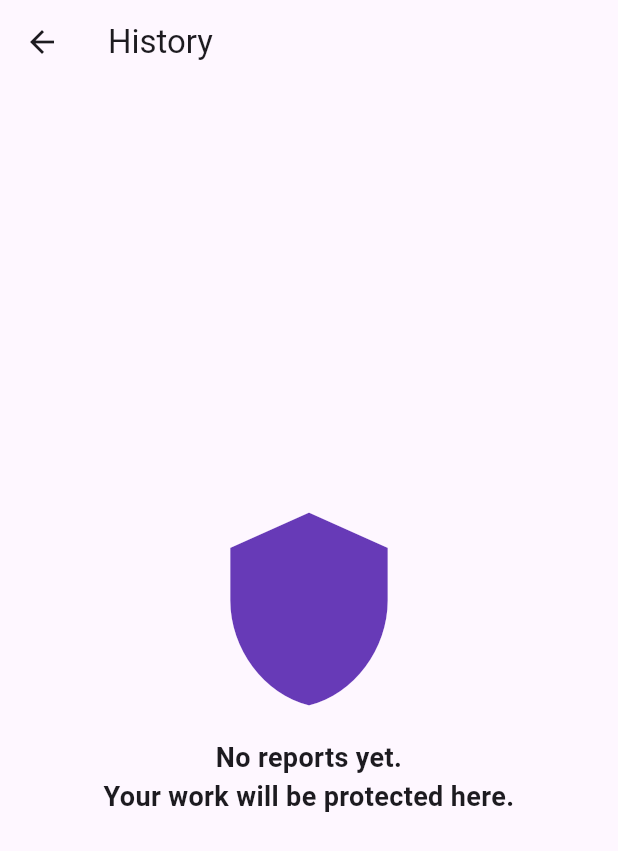
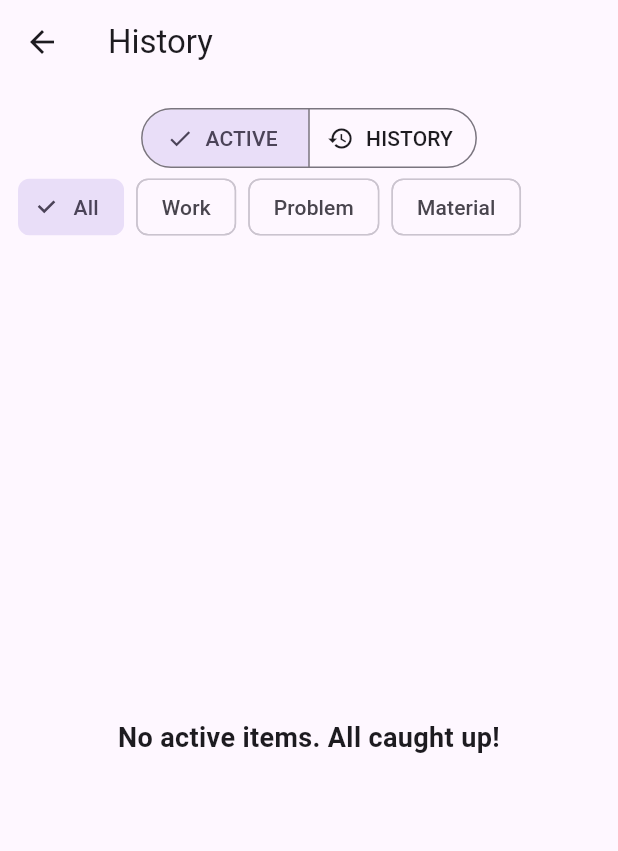
Before and after one commit to mohamedaminebenmansour/hydra_v0, a Flutter app: the HistoryScreen screen opened directly, on a phone screen of 412 x 824 dp. Shown: the top 851 px of the screen. Run offline on Flutter 3.47's test engine with Material 3 defaults, Android fonts, the phone set to English and light mode, and no system bars; our stand-ins replace audioplayers, connectivity_plus, device_info_plus, flutter_image_compress, flutter_local_notifications, geolocator and 5 more; missing offline and left inert: record; accounts and stored records are empty; generated files the repository leaves out were written again.

Commit message:
feat(ui): add view segmentation and type filtering to history screen
Introduce new filtering capabilities to the `HistoryScreen` to allow users
to toggle between active and historical reports, as well as filter by
report type.

- Implement `SegmentedButton` to switch between 'ACTIVE' and 'HISTORY'
  views based on report owner status.
- Add a horizontal `ListView` of filter chips to filter reports by type
  (All, Work, Problem, Material).
- Implement `_matchesView` and `_matchesType` logic to handle data
  filtering within the stream builder.
- Wrap the history list in a `SafeArea` and `Column` to accommodate the
  new filtering UI elements.

```diff
--- a/lib/main.dart
+++ b/lib/main.dart
@@ -425,6 +425,12 @@ class HistoryScreen extends StatefulWidget {
 
 class _HistoryScreenState extends State<HistoryScreen>
     with WidgetsBindingObserver {
+  /// Segmentation: which list the user is viewing.
+  String _view = 'ACTIVE';
+
+  /// Active type filter from the chip row ('All', 'Work', 'Problem', 'Material').
+  String _filter = 'All';
+
   @override
   void initState() {
     super.initState();
@@ -447,6 +453,25 @@ class _HistoryScreenState extends State<HistoryScreen>
         builder: (_) => ReportDetailScreen(report: report),
       ),
     );
+  }
+
+  /// True when [report] belongs to the currently selected view.
+  bool _matchesView(Report report) {
+    if (_view == 'HISTORY') {
+      return report.ownerStatus == 'validated' ||
+          report.ownerStatus == 'acknowledged' ||
+          report.ownerStatus == 'rejected';
+    }
+    // ACTIVE: waiting on the owner, ordered, or still syncing locally.
+    return report.ownerStatus == 'pending' ||
+        report.ownerStatus == 'ordered' ||
+        report.syncState != SyncState.synced;
+  }
+
+  /// True when [report] matches the selected type chip.
+  bool _matchesType(Report report) {
+    if (_filter == 'All') return true;
+    return report.type == _filter.toLowerCase();
   }
 
   /// Day-group header ('TODAY', 'YESTERDAY', or a long date) for a local ts.
@@ -712,38 +737,90 @@ class _HistoryScreenState extends State<HistoryScreen>
   Widget build(BuildContext context) {
     return Scaffold(
       appBar: AppBar(title: const Text('History')),
-      body: StreamBuilder<List<Report>>(
+      body: SafeArea(
+        child: Column(
+          children: [
+            // Segmented control: ACTIVE vs HISTORY.
+            Padding(
+              padding: const EdgeInsets.fromLTRB(12, 12, 12, 0),
+              child: SegmentedButton<String>(
+                segments: const [
+                  ButtonSegment(
+                    value: 'ACTIVE',
+                    label: Text('ACTIVE'),
+                    icon: Icon(Icons.fiber_new),
+                  ),
+                  ButtonSegment(
+                    value: 'HISTORY',
+                    label: Text('HISTORY'),
+                    icon: Icon(Icons.history),
+                  ),
+                ],
+                selected: {_view},
+                onSelectionChanged: (selection) {
+                  setState(() => _view = selection.first);
+                },
+              ),
+            ),
+            // Type filter chips.
+            SizedBox(
+              height: 44,
+              child: ListView(
+                scrollDirection: Axis.horizontal,
+                padding: const EdgeInsets.symmetric(horizontal: 12),
+                children: [
+                  for (final label in const [
+                    'All',
+                    'Work',
+                    'Problem',
+                    'Material',
+                  ])
+                    Padding(
+                      padding: const EdgeInsets.only(right: 8),
+                      child: ChoiceChip(
+                        label: Text(label),
+                        selected: _filter == label,
+                        onSelected: (_) => setState(() => _filter = label),
+                      ),
+                    ),
+                ],
+              ),
+            ),
+            // Filtered report list.
+            Expanded(
+              child: StreamBuilder<List<Report>>(
                 stream: DatabaseService.watchAllReports(),
                 builder: (context, snapshot) {
                   if (snapshot.connectionState == ConnectionState.waiting) {
                     return const Center(child: CircularProgressIndicator());
                   }
                   final reports = snapshot.data ?? const <Report>[];
-          if (reports.isEmpty) {
-            // Bold, zero-reading empty state.
-            return const Center(
-              child: Column(
-                mainAxisAlignment: MainAxisAlignment.center,
-                children: [
-                  Icon(Icons.shield, size: 140, color: Colors.deepPurple),
-                  SizedBox(height: 16),
-                  Text(
-                    'No reports yet.\nYour work will be protected here.',
+                  // Filter BEFORE rendering: view, then type.
+                  final filtered = reports
+                      .where((r) => _matchesView(r) && _matchesType(r))
+                      .toList();
+                  if (filtered.isEmpty) {
+                    return Center(
+                      child: Padding(
+                        padding: const EdgeInsets.all(24),
+                        child: Text(
+                          _view == 'ACTIVE'
+                              ? 'No active items. All caught up!'
+                              : 'No history yet.',
                           textAlign: TextAlign.center,
-                    style: TextStyle(
+                          style: const TextStyle(
                             fontSize: 18,
                             fontWeight: FontWeight.bold,
                           ),
                         ),
-                ],
-              ),
-            );
-          }
-
-          // Group the (already newest-first) list by day, preserving order.
+                      ),
+                    );
+                  }
+
+                  // Group the (already newest-first) list by day.
                   final headers = <String>[];
                   final byDay = <String, List<Report>>{};
-          for (final report in reports) {
+                  for (final report in filtered) {
                     final label = _dayLabel(report.timestamp.toLocal());
                     if (!byDay.containsKey(label)) {
                       byDay[label] = <Report>[];
@@ -757,7 +834,8 @@ class _HistoryScreenState extends State<HistoryScreen>
                   for (final label in headers) {
                     entries.add(
                       Padding(
-                padding: const EdgeInsets.only(top: 12, left: 4, right: 4),
+                        padding:
+                            const EdgeInsets.only(top: 12, left: 4, right: 4),
                         child: Text(
                           label.toUpperCase(),
                           style: const TextStyle(
@@ -780,6 +858,10 @@ class _HistoryScreenState extends State<HistoryScreen>
                     itemBuilder: (context, index) => entries[index],
                   );
                 },
+              ),
+            ),
+          ],
+        ),
       ),
     );
   }
```
Lines whose indentation alone changed are shown as unchanged.
